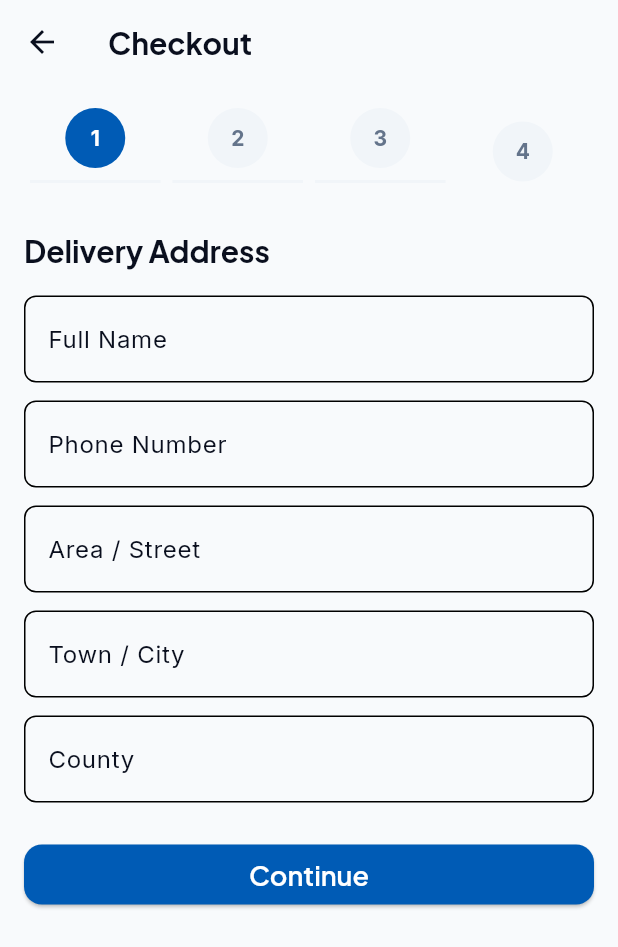
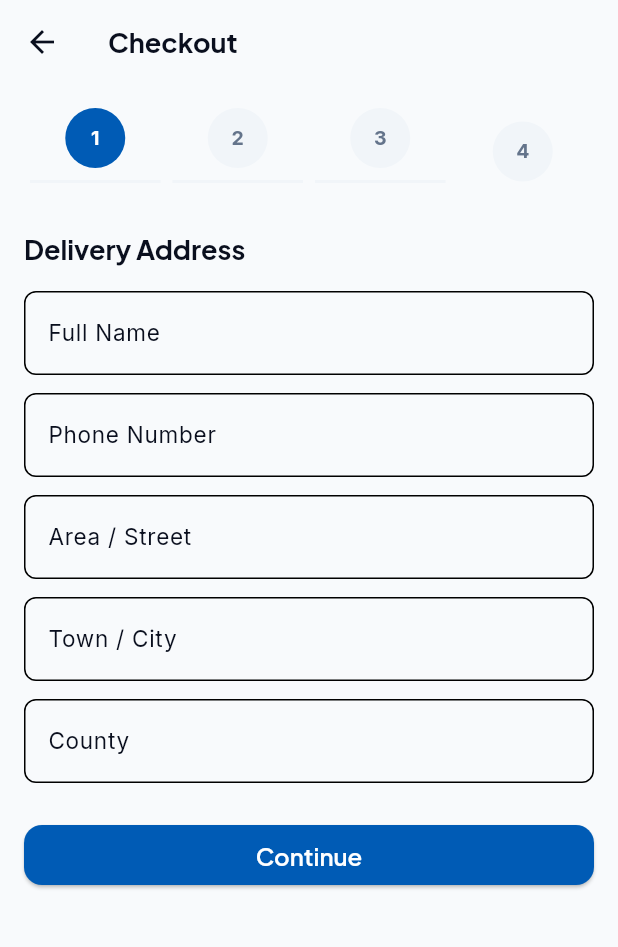
Before and after one commit to web246/e-commerce-app, a Flutter app: the CheckoutScreen screen opened by its route, on a phone screen of 412 x 824 dp. Shown: the top 947 px of the screen. Run offline on Flutter 3.47's test engine with Material 3 defaults, Android fonts, the phone set to English and light mode, and no system bars; our stand-ins replace flutter_animate, go_router, google_fonts, shared_preferences, supabase_flutter; accounts and stored records are empty; network calls fail.

Commit message:
Fix UI issues: fonts, touch targets, layout bugs, overflow states
Critical fixes:
- Fix hero banner height (20px → 200px, was invisible)
- Fix mobile detection typo (width < 76 → width < 768, bottom nav never showed)
- Fix grid breakpoints (60/90 → 600/960 with proper aspect ratios)

Font scaling:
- Reduce display/headline/title/body font sizes by ~20% across theme
- displayLarge: 48→34, displayMedium: 36→28, displaySmall: 30→24
- headlineMedium: 24→22, headlineSmall: 20→18, titleLarge: 18→16
- bodyLarge: 16→15, bodyMedium: 14→13

Accessibility (touch targets):
- Remove padding: EdgeInsets.zero from cart quantity/decrement/delete IconButtons
- Replace bare GestureDetectors with IconButtons in top_bar for search,
  wishlist, notifications, cart (was ~24dp, now 48dp minimum)
- Increase wishlist heart container from 40x40 to 48x48 in product_card

Text overflow:
- Add maxLines + TextOverflow.ellipsis to product store name, product name,
  category names, cart store name
- Wrap specification key text in Expanded to prevent overlap

Empty states:
- Add no results found state to search screen with empty query handling

Spacing consistency:
- EdgeInsets.all(10) → EdgeInsets.all(12) in product_card
- SizedBox(height: 6) → SizedBox(height: 8) in product_card (3 occurrences)

Cleanup:
- Remove unused isMobile variables from cart_screen and checkout_screen
- Fix broken widget_test.dart and auth_provider_test.dart

```diff
--- a/lib/screens/cart_screen.dart
+++ b/lib/screens/cart_screen.dart
@@ -23,7 +23,6 @@ class _CartScreenState extends State<CartScreen> {
   @override
   Widget build(BuildContext context) {
     final cartProvider = context.watch<CartProvider>();
-    final isMobile = MediaQuery.of(context).size.width < 768;
 
     if (cartProvider.items.isEmpty) {
       return Scaffold(
@@ -107,6 +106,8 @@ class _CartScreenState extends State<CartScreen> {
                               Text(
                                 item.product.storeName,
                                 style: Theme.of(context).textTheme.bodySmall?.copyWith(color: AppTheme.primary),
+                                maxLines: 1,
+                                overflow: TextOverflow.ellipsis,
                               ),
                               Text(
                                 item.product.name,
@@ -139,7 +140,6 @@ class _CartScreenState extends State<CartScreen> {
                                     onPressed: item.quantity > 1
                                         ? () => cartProvider.updateQuantity(item.key, item.quantity - 1)
                                         : null,
-                                    padding: EdgeInsets.zero,
                                   ),
                                   SizedBox(
                                     width: 24,
@@ -148,7 +148,6 @@ class _CartScreenState extends State<CartScreen> {
                                   IconButton(
                                     icon: const Icon(Icons.add, size: 16),
                                     onPressed: () => cartProvider.updateQuantity(item.key, item.quantity + 1),
-                                    padding: EdgeInsets.zero,
                                   ),
                                 ],
                               ),
@@ -157,7 +156,6 @@ class _CartScreenState extends State<CartScreen> {
                             IconButton(
                               icon: const Icon(Icons.delete_outline, color: AppTheme.destructive, size: 20),
                               onPressed: () => cartProvider.removeItem(item.key),
-                              padding: EdgeInsets.zero,
                             ),
                           ],
                         ),
--- a/lib/screens/checkout_screen.dart
+++ b/lib/screens/checkout_screen.dart
@@ -81,7 +81,6 @@ class _CheckoutScreenState extends State<CheckoutScreen> {
   @override
   Widget build(BuildContext context) {
     final cartProvider = context.watch<CartProvider>();
-    final isMobile = MediaQuery.of(context).size.width < 768;
 
     return Scaffold(
       appBar: AppBar(
--- a/lib/screens/product_detail_screen.dart
+++ b/lib/screens/product_detail_screen.dart
@@ -114,14 +114,14 @@ class _ProductDetailScreenState extends State<ProductDetailScreen> with SingleTi
                   // Store
                   Row(
                     children: [
-                      Text(product.storeName, style: Theme.of(context).textTheme.titleLarge?.copyWith(color: AppTheme.primary)),
+                      Text(product.storeName, style: Theme.of(context).textTheme.titleLarge?.copyWith(color: AppTheme.primary), maxLines: 1, overflow: TextOverflow.ellipsis),
                       const SizedBox(width: 8),
                       const Icon(Icons.verified, color: Colors.blue, size: 16),
                     ],
                   ),
                   const SizedBox(height: 12),
                   // Title
-                  Text(product.name, style: Theme.of(context).textTheme.displaySmall?.copyWith(fontWeight: FontWeight.bold)),
+                  Text(product.name, style: Theme.of(context).textTheme.displaySmall?.copyWith(fontWeight: FontWeight.bold), maxLines: 2, overflow: TextOverflow.ellipsis),
                   const SizedBox(height: 12),
                   // Rating
                   Row(
@@ -300,7 +300,7 @@ class _ProductDetailScreenState extends State<ProductDetailScreen> with SingleTi
                     child: Row(
                       mainAxisAlignment: MainAxisAlignment.spaceBetween,
                       children: [
-                        Text(e.key, style: Theme.of(context).textTheme.bodyMedium?.copyWith(color: AppTheme.mutedForeground)),
+                        Expanded(child: Text(e.key, style: Theme.of(context).textTheme.bodyMedium?.copyWith(color: AppTheme.mutedForeground))),
                         Text(e.value.toString(), style: Theme.of(context).textTheme.bodyMedium?.copyWith(fontWeight: FontWeight.bold)),
                       ],
                     ),
--- a/lib/theme/app_theme.dart
+++ b/lib/theme/app_theme.dart
@@ -76,14 +76,14 @@ class AppTheme {
   ];
 
   static final TextTheme textTheme = TextTheme(
-    displayLarge: GoogleFonts.plusJakartaSans(fontSize: 48, fontWeight: FontWeight.w700, letterSpacing: -0.02),
-    displayMedium: GoogleFonts.plusJakartaSans(fontSize: 36, fontWeight: FontWeight.w700, letterSpacing: -0.02),
-    displaySmall: GoogleFonts.plusJakartaSans(fontSize: 30, fontWeight: FontWeight.w700, letterSpacing: -0.02),
-    headlineMedium: GoogleFonts.plusJakartaSans(fontSize: 24, fontWeight: FontWeight.w700, letterSpacing: -0.02),
-    headlineSmall: GoogleFonts.plusJakartaSans(fontSize: 20, fontWeight: FontWeight.w700, letterSpacing: -0.02),
-    titleLarge: GoogleFonts.plusJakartaSans(fontSize: 18, fontWeight: FontWeight.w600),
-    bodyLarge: GoogleFonts.inter(fontSize: 16, fontWeight: FontWeight.w400, height: 1.6),
-    bodyMedium: GoogleFonts.inter(fontSize: 14, fontWeight: FontWeight.w400, height: 1.6),
+    displayLarge: GoogleFonts.plusJakartaSans(fontSize: 34, fontWeight: FontWeight.w700, letterSpacing: -0.02),
+    displayMedium: GoogleFonts.plusJakartaSans(fontSize: 28, fontWeight: FontWeight.w700, letterSpacing: -0.02),
+    displaySmall: GoogleFonts.plusJakartaSans(fontSize: 24, fontWeight: FontWeight.w700, letterSpacing: -0.02),
+    headlineMedium: GoogleFonts.plusJakartaSans(fontSize: 22, fontWeight: FontWeight.w700, letterSpacing: -0.02),
+    headlineSmall: GoogleFonts.plusJakartaSans(fontSize: 18, fontWeight: FontWeight.w700, letterSpacing: -0.02),
+    titleLarge: GoogleFonts.plusJakartaSans(fontSize: 16, fontWeight: FontWeight.w600),
+    bodyLarge: GoogleFonts.inter(fontSize: 15, fontWeight: FontWeight.w400, height: 1.6),
+    bodyMedium: GoogleFonts.inter(fontSize: 13, fontWeight: FontWeight.w400, height: 1.6),
     bodySmall: GoogleFonts.inter(fontSize: 12, fontWeight: FontWeight.w400, height: 1.6),
     labelSmall: GoogleFonts.inter(fontSize: 10, fontWeight: FontWeight.w500),
   );
```
Also changed, not shown: lib/screens/home_screen.dart (+5 -5 lines), lib/screens/search_screen.dart (+34 -5 lines), lib/widgets/common/product_card.dart (+6 -6 lines), lib/widgets/layout/top_bar.dart (+6 -6 lines), 2 other files.
